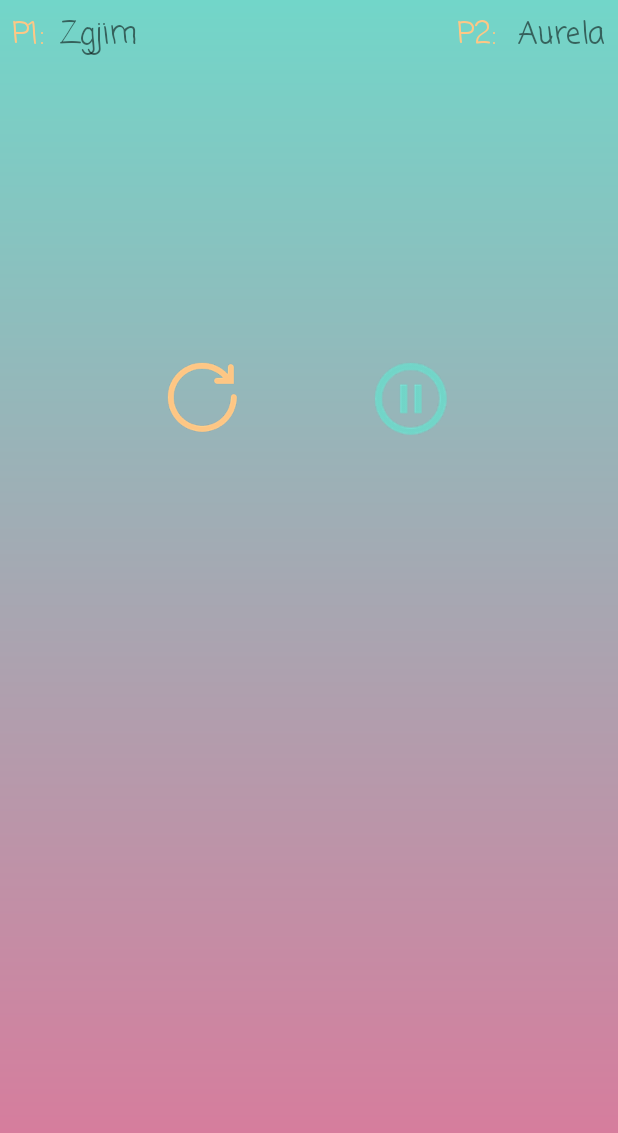
After one commit to AurelaJasiqi/memory_game, an Android app: the fragment MultiPlayer shown on its own in the app's theme, on a phone screen of 412 x 824 dp. The commit adds this screen. Shown: the top 1133 px of the screen. Run offline under Robolectric (Android 15) with nearby library versions, the phone set to English and light mode, and no system bars; our stand-ins replace data binding.

Commit message:
retrofit, api call, recycle view

```diff
--- /dev/null
+++ b/app/src/main/java/com/tenton/memorygame/architecture/fragments/MultiPlayer.java
@@ -0,0 +1,38 @@
+package com.tenton.memorygame.architecture.fragments;
+
+import androidx.lifecycle.ViewModelProviders;
+
+import android.os.Bundle;
+
+import androidx.annotation.NonNull;
+import androidx.annotation.Nullable;
+import androidx.fragment.app.Fragment;
+
+import android.view.LayoutInflater;
+import android.view.View;
+import android.view.ViewGroup;
+
+import com.tenton.memorygame.architecture.viewmodels.MultiPlayerViewModel;
+import com.tenton.memorygame.R;
+
+public class MultiPlayer extends Fragment {
+
+    private MultiPlayerViewModel mViewModel;
+
+    public static MultiPlayer newInstance() {
+        return new MultiPlayer();
+    }
+
+    @Override
+    public View onCreateView(@NonNull LayoutInflater inflater, @Nullable ViewGroup container,
+                             @Nullable Bundle savedInstanceState) {
+        return inflater.inflate(R.layout.multi_player_fragment, container, false);
+    }
+
+    @Override
+    public void onActivityCreated(@Nullable Bundle savedInstanceState) {
+        super.onActivityCreated(savedInstanceState);
+        mViewModel = ViewModelProviders.of(this).get(MultiPlayerViewModel.class);
+    }
+
+}
--- /dev/null
+++ b/app/src/main/java/com/tenton/memorygame/architecture/viewmodels/MultiPlayerViewModel.java
@@ -0,0 +1,8 @@
+package com.tenton.memorygame.architecture.viewmodels;
+
+import androidx.lifecycle.ViewModel;
+
+public class MultiPlayerViewModel extends ViewModel {
+
+
+}
--- /dev/null
+++ b/app/src/main/res/layout/multi_player_fragment.xml
@@ -0,0 +1,165 @@
+<?xml version="1.0" encoding="utf-8"?>
+<layout xmlns:android="http://schemas.android.com/apk/res/android"
+    xmlns:app="http://schemas.android.com/apk/res-auto"
+    xmlns:tools="http://schemas.android.com/tools">
+
+    <data>
+
+    </data>
+
+    <ScrollView
+        android:layout_width="match_parent"
+        android:layout_height="match_parent"
+        android:background="@drawable/background_gradient">
+
+        <FrameLayout xmlns:tools="http://schemas.android.com/tools"
+            android:layout_width="match_parent"
+            android:layout_height="match_parent"
+            tools:context=".architecture.fragments.Single_Player">
+
+            <androidx.constraintlayout.widget.ConstraintLayout
+                android:id="@+id/constraint_parent"
+                android:layout_width="match_parent"
+                android:layout_height="match_parent">
+
+                <androidx.constraintlayout.widget.ConstraintLayout
+                    android:id="@+id/constraint_info"
+                    android:layout_width="match_parent"
+                    android:layout_height="200dp"
+                    app:layout_constraintLeft_toLeftOf="parent"
+                    app:layout_constraintRight_toRightOf="parent"
+                    app:layout_constraintTop_toTopOf="parent"
+                   >
+
+                    <TextView
+                        android:id="@+id/tv_playerOne"
+                        android:layout_width="wrap_content"
+                        android:layout_height="wrap_content"
+                        android:layout_marginLeft="8dp"
+                        android:layout_marginTop="8dp"
+                        android:fontFamily="casual"
+                        android:text="P1: "
+                        android:textColor="@color/yellow"
+                        android:textSize="20sp"
+                        app:layout_constraintLeft_toLeftOf="parent"
+                        app:layout_constraintTop_toTopOf="parent" />
+
+                    <TextView
+                        android:layout_width="wrap_content"
+                        android:layout_height="wrap_content"
+                        android:layout_marginLeft="32dp"
+                        android:layout_marginTop="8dp"
+                        android:fontFamily="casual"
+                        android:text="Zgjim "
+                        android:textSize="20sp"
+                        app:layout_constraintLeft_toLeftOf="@+id/tv_playerOne"
+                        app:layout_constraintTop_toTopOf="parent" />
+
+                    <TextView
+                        android:id="@+id/tv_playerTwo"
+                        android:layout_width="wrap_content"
+                        android:layout_height="wrap_content"
+                        android:layout_marginEnd="8dp"
+                        android:layout_marginTop="8dp"
+                        android:fontFamily="casual"
+                        android:text="P2: "
+                        android:textColor="@color/yellow"
+                        android:textSize="20sp"
+                        app:layout_constraintRight_toLeftOf="@+id/tv_points_player_two"
+                        app:layout_constraintTop_toTopOf="parent" />
+
+                    <TextView
+                        android:id="@+id/tv_points_player_two"
+                        android:layout_width="wrap_content"
+                        android:layout_height="wrap_content"
+                        android:layout_marginLeft="32dp"
+                        android:layout_marginTop="8dp"
+                        android:fontFamily="casual"
+                        android:text="Aurela"
+                        android:textSize="20sp"
+                        app:layout_constraintStart_toStartOf="@+id/tv_playerTwo"
+                        app:layout_constraintTop_toTopOf="parent"
+                        app:layout_constraintEnd_toEndOf="parent"
+                        />
+
+                    <!--<TextView-->
+                        <!--android:layout_width="match_parent"-->
+                        <!--android:layout_height="37dp"-->
+                        <!--android:layout_marginTop="8dp"-->
+                        <!--android:layout_marginEnd="8dp"-->
+                        <!--android:layout_weight="1"-->
+                        <!--android:fontFamily="casual"-->
+                        <!--android:gravity="right"-->
+                        <!--android:paddingRight="10dp"-->
+                        <!--android:text="Time:"-->
+                        <!--android:textColor="@color/yellow"-->
+                        <!--android:textSize="25dp"-->
+                        <!--android:textStyle="bold"-->
+                        <!--app:layout_constraintEnd_toEndOf="@+id/time"-->
+                        <!--app:layout_constraintStart_toStartOf="@+id/time"-->
+                        <!--app:layout_constraintTop_toTopOf="@+id/time" />-->
+
+                    <!--<TextView-->
+                        <!--android:id="@+id/time"-->
+                        <!--android:layout_width="match_parent"-->
+                        <!--android:layout_height="match_parent"-->
+                        <!--android:layout_weight="1"-->
+                        <!--android:fontFamily="sans-serif-smallcaps"-->
+                        <!--android:paddingTop="3dp"-->
+                        <!--android:text="Time:"-->
+                        <!--android:textColor="@color/white"-->
+                        <!--android:textSize="27dp" />-->
+
+
+                </androidx.constraintlayout.widget.ConstraintLayout>
+
+
+                <androidx.recyclerview.widget.RecyclerView
+                    android:id="@+id/recyclerView"
+                    android:layout_width="match_parent"
+                    android:layout_height="wrap_content"
+                    android:layout_margin="10dp"
+                    android:layout_marginStart="20dp"
+                    android:layout_marginEnd="20dp"
+                    app:layout_constraintEnd_toEndOf="parent"
+                    app:layout_constraintStart_toStartOf="parent"
+                    app:layout_constraintTop_toBottomOf="@+id/constraint_info"
+                    >
+
+                </androidx.recyclerview.widget.RecyclerView>
+
+                <androidx.constraintlayout.widget.ConstraintLayout
+                    android:id="@+id/constraint_buttons"
+                    android:layout_width="wrap_content"
+                    android:layout_height="50dp"
+                    android:layout_marginTop="30dp"
+                    app:layout_constraintEnd_toEndOf="parent"
+                    app:layout_constraintStart_toStartOf="parent"
+                    app:layout_constraintTop_toBottomOf="@+id/recyclerView">
+
+                    <Button
+                        android:id="@+id/new_game"
+                        android:layout_width="50dp"
+                        android:layout_height="50dp"
+                        android:layout_marginEnd="85dp"
+                        android:background="@drawable/new_game"
+                        app:layout_constraintBottom_toBottomOf="parent"
+                        app:layout_constraintStart_toStartOf="parent"
+                        app:layout_constraintTop_toTopOf="parent" />
+
+                    <Button
+                        android:id="@+id/pause_game"
+                        android:layout_width="57dp"
+                        android:layout_height="57dp"
+                        android:layout_marginStart="85dp"
+                        android:background="@drawable/pause_game"
+                        android:gravity="center"
+                        app:layout_constraintBottom_toBottomOf="parent"
+                        app:layout_constraintEnd_toEndOf="parent"
+                        app:layout_constraintStart_toEndOf="@+id/new_game"
+                        app:layout_constraintTop_toTopOf="parent" />
+                </androidx.constraintlayout.widget.ConstraintLayout>
+            </androidx.constraintlayout.widget.ConstraintLayout>
+        </FrameLayout>
+    </ScrollView>
+</layout>
--- a/app/src/main/res/layout/single__player_fragment.xml
+++ b/app/src/main/res/layout/single__player_fragment.xml
@@ -4,6 +4,9 @@
     xmlns:tools="http://schemas.android.com/tools">
 
     <data>
+        <variable
+            name="mViewModel"
+            type="com.tenton.memorygame.architecture.viewmodels.SinglePlayerViewModel" />
 
     </data>
 
```
Also changed, not shown: app/src/main/java/com/tenton/memorygame/architecture/adapters/SinglePlayerAdapter.java (+13 -4 lines), app/src/main/java/com/tenton/memorygame/architecture/fragments/Single_Player.java (+21 -26 lines), app/src/main/java/com/tenton/memorygame/architecture/repositories/ImagesRepository.java (+28 -6 lines), app/src/main/java/com/tenton/memorygame/architecture/viewmodels/SinglePlayerViewModel.java (+36 -0 lines).
